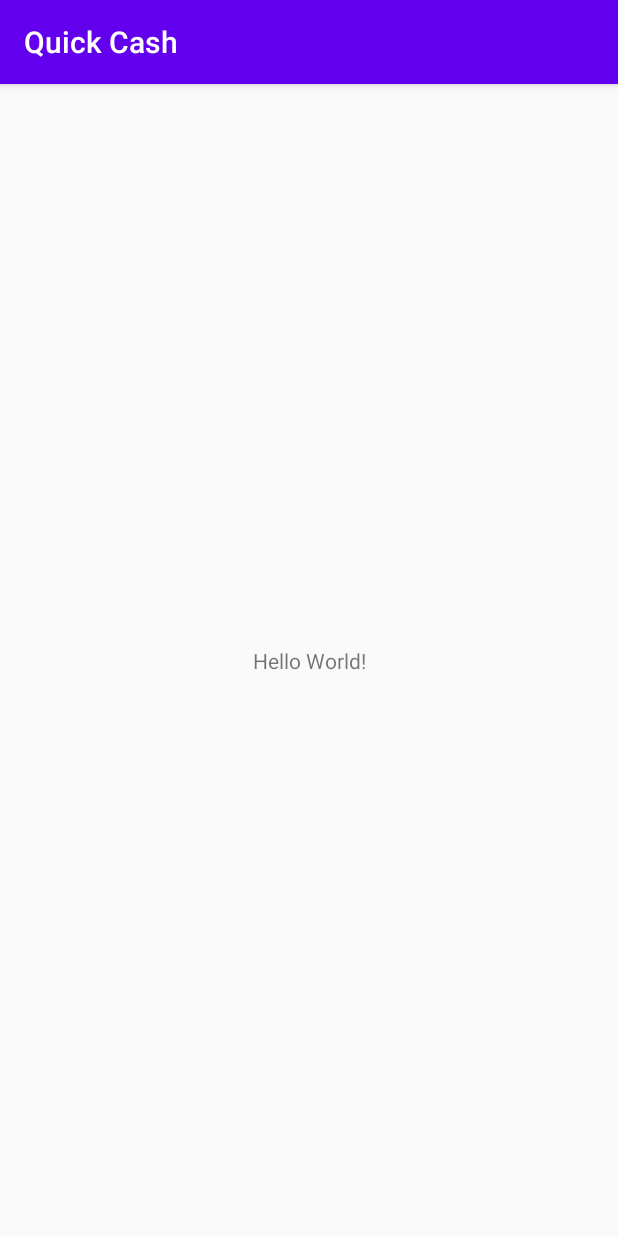
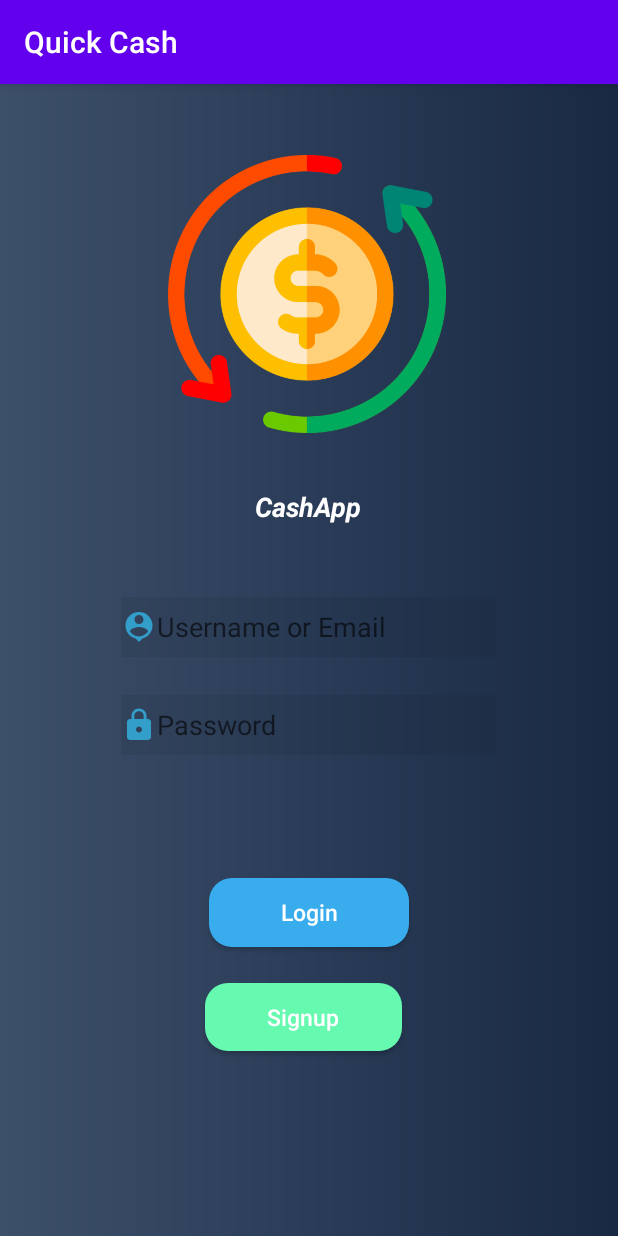
Before and after one commit to aarongratto/QuickCash, an Android app: the screen it shows after launch (MainActivity), on a phone screen of 412 x 824 dp. Run offline under Robolectric (Android 15) with nearby library versions, the phone set to English and light mode, and no system bars; our stand-ins replace Firebase (no records; nobody signed in at launch, a user with empty details on screens opened directly).

Commit message:
Login page

```diff
--- a/app/build.gradle
+++ b/app/build.gradle
@@ -29,6 +29,7 @@
     implementation 'androidx.constraintlayout:constraintlayout:2.0.1'
     implementation 'com.google.firebase:firebase-database:16.0.4'
     implementation 'com.google.firebase:firebase-firestore:17.1.2'
+    implementation 'androidx.cardview:cardview:1.0.0'
     testImplementation 'junit:junit:4.12'
     androidTestImplementation 'androidx.test.ext:junit:1.1.2'
     androidTestImplementation 'androidx.test.espresso:espresso-core:3.3.0'
--- /dev/null
+++ b/app/src/main/res/drawable-anydpi/pass.xml
@@ -0,0 +1,11 @@
+<vector xmlns:android="http://schemas.android.com/apk/res/android"
+    android:width="24dp"
+    android:height="24dp"
+    android:viewportWidth="24"
+    android:viewportHeight="24"
+    android:tint="#33B5E5"
+    android:alpha="0.8">
+  <path
+      android:fillColor="@android:color/white"
+      android:pathData="M18,8h-1L17,6c0,-2.76 -2.24,-5 -5,-5S7,3.24 7,6v2L6,8c-1.1,0 -2,0.9 -2,2v10c0,1.1 0.9,2 2,2h12c1.1,0 2,-0.9 2,-2L20,10c0,-1.1 -0.9,-2 -2,-2zM12,17c-1.1,0 -2,-0.9 -2,-2s0.9,-2 2,-2 2,0.9 2,2 -0.9,2 -2,2zM15.1,8L8.9,8L8.9,6c0,-1.71 1.39,-3.1 3.1,-3.1 1.71,0 3.1,1.39 3.1,3.1v2z"/>
+</vector>
--- /dev/null
+++ b/app/src/main/res/drawable-anydpi/user.xml
@@ -0,0 +1,11 @@
+<vector xmlns:android="http://schemas.android.com/apk/res/android"
+    android:width="24dp"
+    android:height="24dp"
+    android:viewportWidth="24"
+    android:viewportHeight="24"
+    android:tint="#33B5E5"
+    android:alpha="0.8">
+  <path
+      android:fillColor="@android:color/white"
+      android:pathData="M12,2c-4.97,0 -9,4.03 -9,9 0,4.17 2.84,7.67 6.69,8.69L12,22l2.31,-2.31C18.16,18.67 21,15.17 21,11c0,-4.97 -4.03,-9 -9,-9zM12,4c1.66,0 3,1.34 3,3s-1.34,3 -3,3 -3,-1.34 -3,-3 1.34,-3 3,-3zM12,18.3c-2.5,0 -4.71,-1.28 -6,-3.22 0.03,-1.99 4,-3.08 6,-3.08 1.99,0 5.97,1.09 6,3.08 -1.29,1.94 -3.5,3.22 -6,3.22z"/>
+</vector>
--- /dev/null
+++ b/app/src/main/res/drawable/custom_button.xml
@@ -0,0 +1,5 @@
+<?xml version="1.0" encoding="utf-8"?>
+<shape xmlns:android="http://schemas.android.com/apk/res/android" android:shape="rectangle">
+ <solid android:color="#66F9B0"/>
+    <corners android:radius="15dp"/>
+</shape>
--- /dev/null
+++ b/app/src/main/res/drawable/custom_button2.xml
@@ -0,0 +1,5 @@
+<?xml version="1.0" encoding="utf-8"?>
+<shape xmlns:android="http://schemas.android.com/apk/res/android" android:shape="rectangle">
+    <solid android:color="#38ACEC"/>
+    <corners android:radius="15dp"/>
+</shape>
--- /dev/null
+++ b/app/src/main/res/drawable/gradient.xml
@@ -0,0 +1,11 @@
+<?xml version="1.0" encoding="utf-8"?>
+<shape xmlns:android="http://schemas.android.com/apk/res/android"
+    android:shape="rectangle">
+    <gradient
+        android:startColor="#3D5069"
+        android:centerColor="#2A3c58"
+        android:endColor="#192943"
+        android:angle="0"/>
+    <corners
+        android:radius="0dp"/>
+</shape>
--- a/app/src/main/res/layout/activity_main.xml
+++ b/app/src/main/res/layout/activity_main.xml
@@ -2,17 +2,114 @@
 <androidx.constraintlayout.widget.ConstraintLayout xmlns:android="http://schemas.android.com/apk/res/android"
     xmlns:app="http://schemas.android.com/apk/res-auto"
     xmlns:tools="http://schemas.android.com/tools"
+    android:id="@+id/logoname"
     android:layout_width="match_parent"
     android:layout_height="match_parent"
+    android:background="@drawable/gradient"
     tools:context=".MainActivity">
 
-    <TextView
-        android:layout_width="wrap_content"
-        android:layout_height="wrap_content"
-        android:text="Hello World!"
-        app:layout_constraintBottom_toBottomOf="parent"
-        app:layout_constraintLeft_toLeftOf="parent"
-        app:layout_constraintRight_toRightOf="parent"
+    <ImageView
+        android:id="@+id/imageView5"
+        android:layout_width="185dp"
+        android:layout_height="200dp"
+        android:layout_marginTop="40dp"
+        android:contentDescription="logo"
+        android:src="@drawable/money"
+        app:layout_constraintEnd_toEndOf="parent"
+        app:layout_constraintHorizontal_bias="0.493"
+        app:layout_constraintStart_toStartOf="parent"
         app:layout_constraintTop_toTopOf="parent" />
 
+    <EditText
+        android:id="@+id/editText"
+        android:layout_width="250dp"
+        android:layout_height="40dp"
+        android:layout_above="@+id/editText2"
+        android:layout_centerHorizontal="true"
+        android:background="#11000000"
+        android:drawableLeft="@drawable/user"
+        android:ems="10"
+        android:hint="Username or Email"
+        android:inputType="textPersonName"
+        android:textColor="#ffff"
+        android:textSize="18dp"
+        app:layout_constraintBottom_toTopOf="@+id/button"
+        app:layout_constraintEnd_toEndOf="parent"
+        app:layout_constraintHorizontal_bias="0.496"
+        app:layout_constraintStart_toStartOf="parent"
+        app:layout_constraintTop_toBottomOf="@+id/imageView5"
+        app:layout_constraintVertical_bias="0.409"
+        tools:ignore="MissingConstraints" />
+
+    <EditText
+        android:id="@+id/editText2"
+        android:layout_width="250dp"
+        android:layout_height="40dp"
+        android:layout_alignStart="@+id/editText"
+        android:layout_alignLeft="@+id/editText"
+        android:background="#11000000"
+        android:drawableLeft="@drawable/pass"
+        android:ems="10"
+        android:hint="Password"
+        android:inputType="textPassword"
+        android:textColor="#ffff"
+        android:textSize="18dp"
+        app:layout_constraintBottom_toTopOf="@+id/button"
+        app:layout_constraintEnd_toEndOf="parent"
+        app:layout_constraintHorizontal_bias="0.496"
+        app:layout_constraintStart_toStartOf="parent"
+        app:layout_constraintTop_toBottomOf="@+id/editText"
+        app:layout_constraintVertical_bias="0.236" />
+
+    <Button
+        android:id="@+id/button"
+        android:layout_width="133dp"
+        android:layout_height="46dp"
+        android:background="@drawable/custom_button2"
+        android:text="Login"
+        android:textAllCaps="false"
+        android:textColor="#ffff"
+        android:textSize="15dp"
+        app:layout_constraintBottom_toTopOf="@+id/button2"
+        app:layout_constraintEnd_toEndOf="parent"
+        app:layout_constraintStart_toStartOf="parent"
+        app:layout_constraintTop_toBottomOf="@+id/imageView5"
+        app:layout_constraintVertical_bias="0.923" />
+
+    <TextView
+        android:id="@+id/textView"
+        android:layout_width="80dp"
+        android:layout_height="29dp"
+        android:forceDarkAllowed="true"
+        android:text="CashApp"
+        android:textAlignment="center"
+        android:textAllCaps="false"
+        android:textColor="#ffff"
+        android:textIsSelectable="false"
+        android:textSize="18sp"
+        android:textStyle="bold|italic"
+        android:visibility="visible"
+        app:layout_constraintBottom_toTopOf="@+id/editText"
+        app:layout_constraintEnd_toEndOf="parent"
+        app:layout_constraintHorizontal_bias="0.498"
+        app:layout_constraintStart_toStartOf="parent"
+        app:layout_constraintTop_toTopOf="@+id/imageView5"
+        app:layout_constraintVertical_bias="0.841" />
+
+    <Button
+        android:id="@+id/button2"
+        android:layout_width="131dp"
+        android:layout_height="45dp"
+        android:background="@drawable/custom_button"
+        android:text="Signup"
+        android:textAllCaps="false"
+        android:textColor="#ffff"
+        android:textSize="15dp"
+        app:layout_constraintBottom_toBottomOf="parent"
+        app:layout_constraintEnd_toEndOf="parent"
+        app:layout_constraintHorizontal_bias="0.488"
+        app:layout_constraintStart_toStartOf="parent"
+        app:layout_constraintTop_toBottomOf="@+id/imageView5"
+        app:layout_constraintVertical_bias="0.744" />
+
 </androidx.constraintlayout.widget.ConstraintLayout>
```
Also changed, not shown: app/src/main/res/drawable-hdpi/pass.png (added), app/src/main/res/drawable-hdpi/user.png (added), app/src/main/res/drawable-mdpi/pass.png (added), app/src/main/res/drawable-mdpi/user.png (added), app/src/main/res/drawable-xhdpi/pass.png (added), app/src/main/res/drawable-xhdpi/user.png (added), app/src/main/res/drawable-xxhdpi/pass.png (added), app/src/main/res/drawable-xxhdpi/user.png (added), app/src/main/res/drawable/money.jpeg (added).
